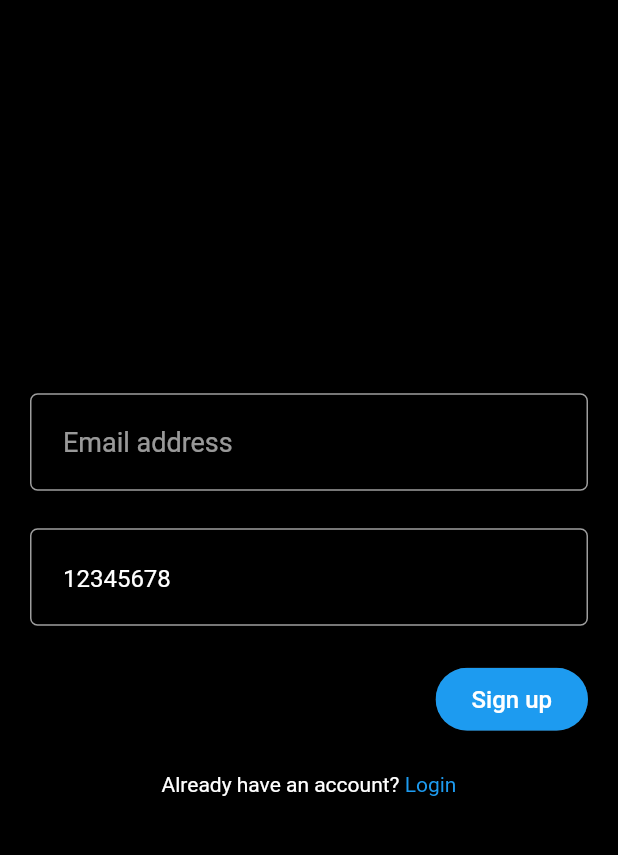
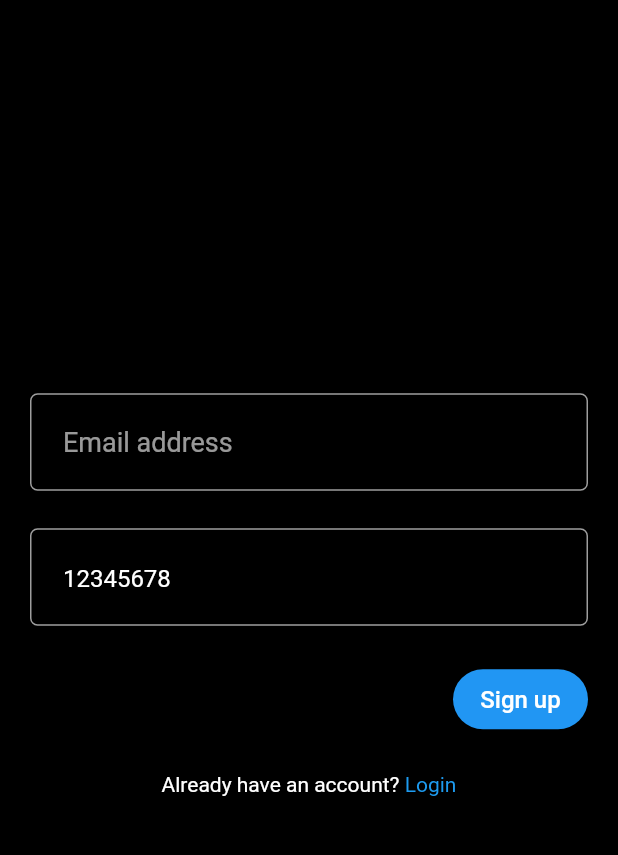
Before and after one commit to ali08125/twitter-clone, a Flutter app: the SignUpView screen opened by its route, on a phone screen of 412 x 824 dp, the part 65-920 px from its top. Run offline on Flutter 3.47's test engine with Material 2 defaults, Android fonts, the phone set to English and light mode, and no system bars; our stand-ins replace appwrite, flutter_riverpod, flutter_svg; network calls fail.

Commit message:
use elevated button instead of chip in rounded small button

```diff
--- a/lib/common/widgets/rounded_small_button.dart
+++ b/lib/common/widgets/rounded_small_button.dart
@@ -18,26 +18,25 @@ class RoundedSmallButton extends StatelessWidget {
 
   @override
   Widget build(BuildContext context) {
-    return InkWell(
-      onTap: onTap,
-      splashFactory: InkRipple.splashFactory,
-      child: Chip(
-        backgroundColor: backgroundColor,
-        label: isLoading
+    return ElevatedButton(
+        style: ElevatedButton.styleFrom(
+            minimumSize: const Size(90, 40),
+            splashFactory: InkRipple.splashFactory,
+            shape: RoundedRectangleBorder(
+                borderRadius: BorderRadius.circular(20))),
+        onPressed: isLoading ? () {} : onTap,
+        child: isLoading
             ? const SizedBox(
+                width: 20,
                 height: 20,
-                width: 20,
                 child: CircularProgressIndicator(
                   strokeWidth: 3,
                   color: Pallete.whiteColor,
                 ),
               )
             : Text(
-                label,
+                'Sign up',
                 style: TextStyle(color: textColor, fontSize: 16),
-              ),
-        labelPadding: const EdgeInsets.symmetric(horizontal: 20, vertical: 5),
-      ),
-    );
+              ));
   }
 }
```
